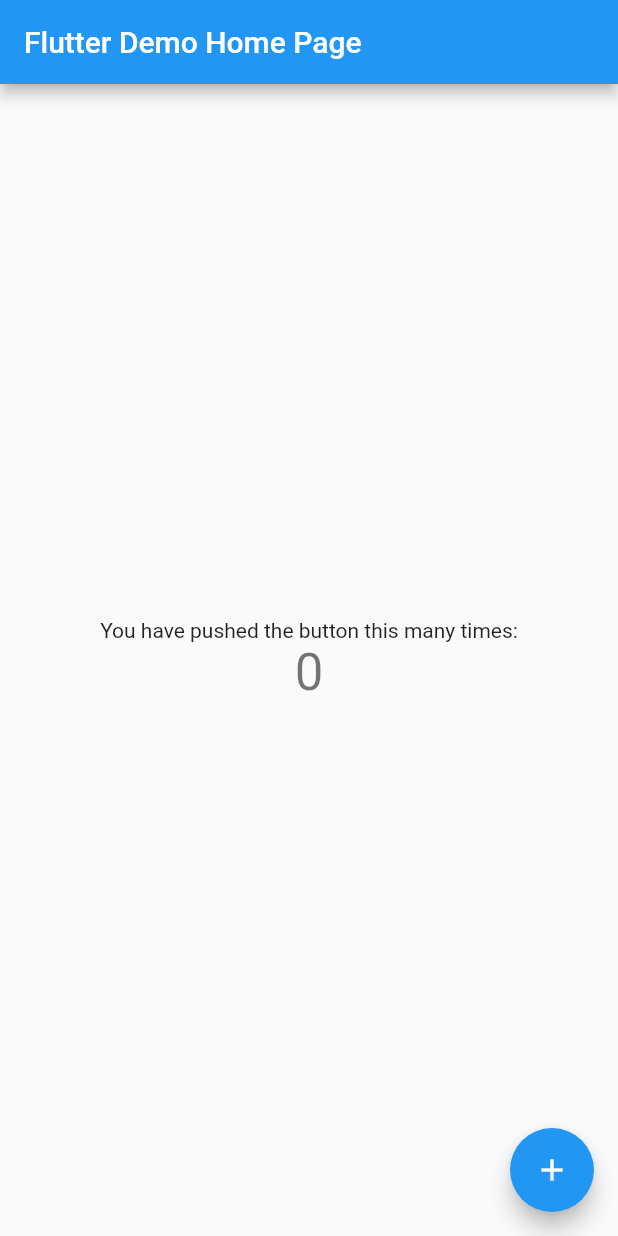
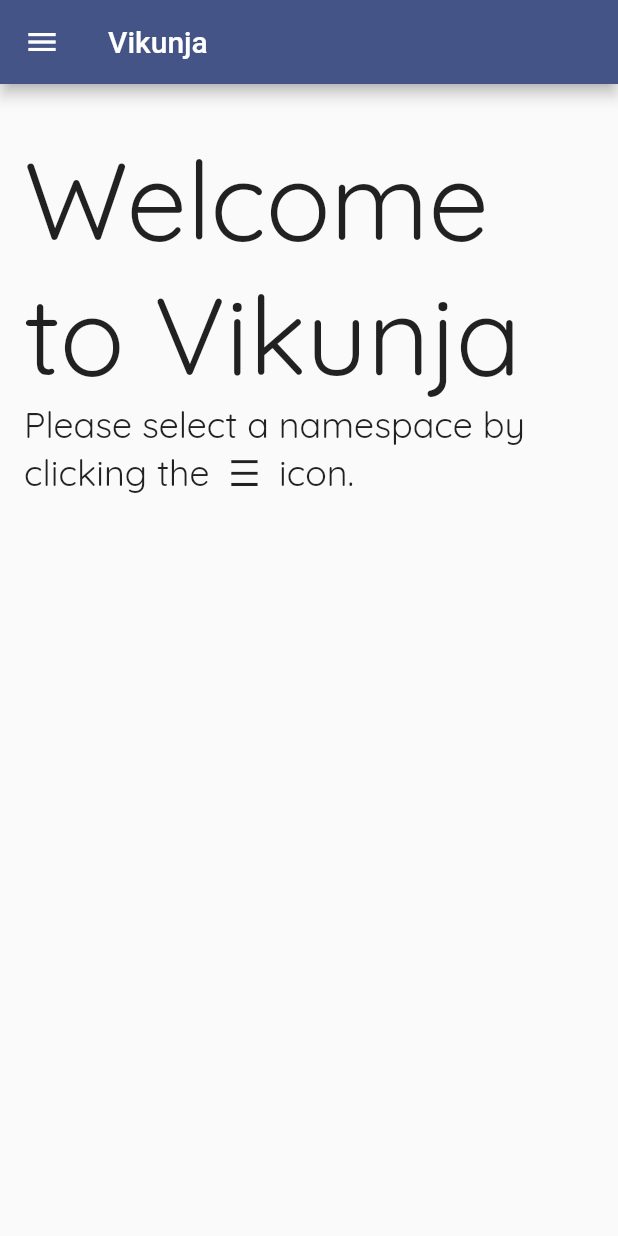
Before and after one commit to go-vikunja/app, a Flutter app: the screen it shows after launch, on a phone screen of 412 x 824 dp. Run offline on Flutter 3.47's test engine with Material 2 defaults, Android fonts, the phone set to English and light mode, and no system bars.

Commit message:
Add vikunja design Add drawer menu

```diff
--- a/lib/main.dart
+++ b/lib/main.dart
@@ -1,4 +1,5 @@
 import 'package:flutter/material.dart';
+import 'package:fluttering_vikunja/style.dart';
 
 void main() => runApp(new MyApp());
 
@@ -7,19 +8,9 @@
   @override
   Widget build(BuildContext context) {
     return new MaterialApp(
-      title: 'Flutter Demo',
-      theme: new ThemeData(
-        // This is the theme of your application.
-        //
-        // Try running your application with "flutter run". You'll see the
-        // application has a blue toolbar. Then, without quitting the app, try
-        // changing the primarySwatch below to Colors.green and then invoke
-        // "hot reload" (press "r" in the console where you ran "flutter run",
-        // or press Run > Flutter Hot Reload in IntelliJ). Notice that the
-        // counter didn't reset back to zero; the application is not restarted.
-        primarySwatch: Colors.blue,
-      ),
-      home: new MyHomePage(title: 'Flutter Demo Home Page'),
+      title: 'Vikunja',
+      theme: buildVikunjaTheme(),
+      home: new MyHomePage(title: 'Vikunja'),
     );
   }
 }
@@ -70,10 +61,47 @@
         // the App.build method, and use it to set our appbar title.
         title: new Text(widget.title),
       ),
+      drawer: Drawer(
+        child: ListView(
+          children: <Widget>[
+            new UserAccountsDrawerHeader(
+              decoration: BoxDecoration(
+                image: new DecorationImage(
+                    image: AssetImage('assets/graphics/background.jpg'),
+                    repeat: ImageRepeat.repeat
+                ),
+              ),
+              accountName: new Text(
+                'Max Mustermann',
+                style: TextStyle(color: Colors.black),
+              ),
+              accountEmail: new Text(
+                'max@try.vikunja.io',
+                style: TextStyle(color: Colors.black),
+              ),
+              otherAccountsPictures: <Widget>[
+                GestureDetector(
+                  child: Semantics(
+                    label: 'Switch to Fritz',
+                    child: const CircleAvatar(
+
+                    )
+                  ),
+                )
+              ],
+            ),
+            ListTile(
+              title: new Text('Namespace A'),
+            )
+          ],
+        )
+      ),
       body: new Center(
         // Center is a layout widget. It takes a single child and positions it
         // in the middle of the parent.
-        child: new Column(
+        child: new Container(
+          padding: EdgeInsets.only(left: 16.0),
+          child: new Column(
           // Column is also layout widget. It takes a list of children and
           // arranges them vertically. By default, it sizes itself to fit its
           // children horizontally, and tries to be as tall as its parent.
@@ -87,22 +115,22 @@
           // center the children vertically; the main axis here is the vertical
           // axis because Columns are vertical (the cross axis would be
           // horizontal).
-          mainAxisAlignment: MainAxisAlignment.center,
+          mainAxisAlignment: MainAxisAlignment.start,
           children: <Widget>[
-            new Text(
-              'You have pushed the button this many times:',
+            new Container(
+              padding: EdgeInsets.only(top: 32.0),
+              child: new Text(
+                'Welcome to Vikunja',
+                style: Theme.of(context).textTheme.headline,
+              ),
             ),
             new Text(
-              '$_counter',
-              style: Theme.of(context).textTheme.display1,
+                'Please select a namespace by clicking the  ☰  icon.',
+                style: Theme.of(context).textTheme.subhead
             ),
           ],
-        ),
-      ),
-      floatingActionButton: new FloatingActionButton(
-        onPressed: _incrementCounter,
-        tooltip: 'Increment',
-        child: new Icon(Icons.add),
+        )
+        )
       ), // This trailing comma makes auto-formatting nicer for build methods.
     );
   }
--- /dev/null
+++ b/lib/style.dart
@@ -0,0 +1,31 @@
+import 'package:flutter/material.dart';
+
+const vBlue = Color(0xFF455486);
+const vBlueLight = Color(0xFF7480b7);
+const vBlueDark = Color(0xFF152c5a);
+const vBlack = Color(0xFFFFFFFF);
+
+ThemeData buildVikunjaTheme() {
+  var base = ThemeData.light();
+  return base.copyWith(
+    primaryColor: vBlue,
+    primaryColorLight: vBlueLight,
+    primaryColorDark: vBlueDark,
+    textTheme: base.textTheme.copyWith(
+      headline: base.textTheme.headline.copyWith(
+        fontFamily: 'Quicksand',
+        fontSize: 72.0,
+      ),
+      subhead: base.textTheme.subhead.copyWith(
+        fontFamily: 'Quicksand',
+        fontSize: 24.0,
+      ),
+      title: base.textTheme.title.copyWith(
+        fontFamily: 'Quicksand',
+      ),
+      body1: base.textTheme.body1.copyWith(
+        fontFamily: 'Quicksand',
+      )
+    )
+  );
+}
```
Also changed, not shown: pubspec.yaml (+16 -0 lines), assets/fonts/quicksand-v7-latin-regular.ttf (added), assets/graphics/background.jpg (added), assets/vikunja_ios.png (added), assets/vikunja_logo.png (added), assets/vikunja_logo_adaptive.png (added), 29 other files.
